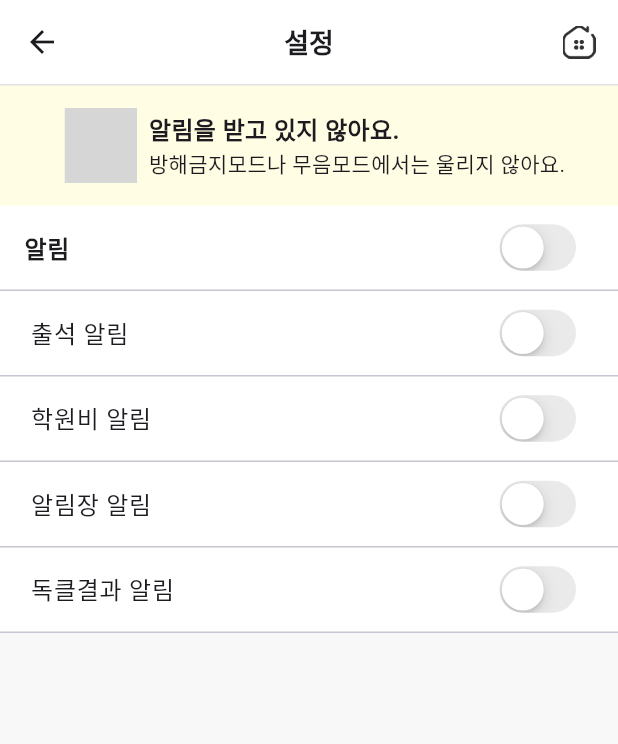
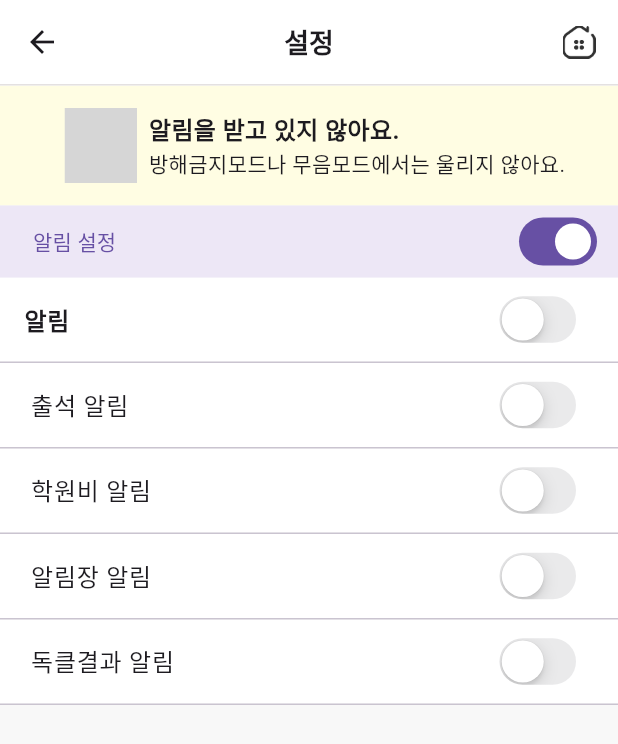
Before and after one commit to qndn3tp/HoHo_edu-App, a Flutter app: the SettingScreen screen opened directly, on a phone screen of 412 x 824 dp. Shown: the top 744 px of the screen. Run offline on Flutter 3.47's test engine with Material 3 defaults, Android fonts, the phone set to English and light mode, and no system bars; our stand-ins replace awesome_dialog, banner_carousel, connectivity_plus, eva_icons_flutter, flutter_dotenv, flutter_native_splash and 9 more; missing offline and left inert: flutter_animated_icons; accounts and stored records are empty; network calls fail; statements that could not run were skipped; grey boxes are pictures that could not be loaded.

Commit message:
Feat: Add notification request function after login

```diff
--- a/fe/lib/main.dart
+++ b/fe/lib/main.dart
@@ -6,8 +6,6 @@ import 'package:flutter_native_splash/flutter_native_splash.dart';
 import 'package:flutter_dotenv/flutter_dotenv.dart';
 import 'screens/login/login_screen.dart';
 import 'package:flutter/services.dart';
-
-////////////백업
 
 
 void main() async{
--- /dev/null
+++ b/fe/lib/screens/setting/notification_toggle.dart
@@ -0,0 +1,42 @@
+import 'package:flutter/material.dart';
+import 'package:permission_handler/permission_handler.dart';
+
+class ToggleButton extends StatefulWidget {
+  const ToggleButton({super.key});
+
+  @override
+  State<ToggleButton> createState() => _ToggleButtonState();
+}
+
+class _ToggleButtonState extends State<ToggleButton> {
+
+  late bool _isChecked = false; // Initialize _isChecked to false
+
+  @override
+  void initState() {
+    super.initState();
+    // Check notification permission on widget initialization
+    checkNotificationPermission();
+  }
+
+  Future<void> checkNotificationPermission() async {
+    PermissionStatus status = await Permission.notification.status;
+    setState(() {
+      _isChecked = status.isGranted;
+      print("알림권한$_isChecked");
+    });
+  }
+
+  @override
+  Widget build(BuildContext context) {
+    return Switch(
+      value: _isChecked,
+      onChanged: (value) {
+        setState(() {
+          openAppSettings();      // 앱 알림설정으로 이동
+          checkNotificationPermission();  // 알림설정에 따라 토글버튼의 상태 변경
+        });
+      },
+    );
+  }
+}
--- a/fe/lib/screens/setting/setting_notification_screen.dart
+++ b/fe/lib/screens/setting/setting_notification_screen.dart
@@ -1,11 +1,14 @@
 import 'package:flutter/cupertino.dart';
 import 'package:flutter/material.dart';
+import 'package:flutter_application/screens/setting/notification_toggle.dart';
 import 'package:flutter_application/widgets/app_bar.dart';
 import 'package:get/get.dart';
 import 'package:shared_preferences/shared_preferences.dart';
 import 'package:flutter_animated_icons/lottiefiles.dart';
 import 'package:lottie/lottie.dart';
 import '../../style.dart' as style;
+import 'package:permission_handler/permission_handler.dart';
+
 
 ////////////////////////
 //      설정 화면     //
@@ -92,6 +95,21 @@ class _SettingScreenState extends State<SettingScreen> with TickerProviderStateM
           children: [
             // 상단 알림 내용
             alarmContent(isAllButtonsUnchecked, bellController),
+            Container(
+              padding: const EdgeInsets.only(right: 10, left: 10),
+              width: double.infinity,
+              color: Colors.deepPurple[50],
+              child: Row(
+                mainAxisAlignment: MainAxisAlignment.spaceBetween,
+                children: [
+                  TextButton(
+                    onPressed: (){},
+                    child: const Text("알림 설정"),
+                  ),
+                  const ToggleButton()
+                ],
+              ),
+            ),
             // 알림  리스트
             Expanded(
                 child: ListView.builder(
--- a/fe/pubspec.yaml
+++ b/fe/pubspec.yaml
@@ -12,7 +12,6 @@ dependencies:
   http: ^1.2.1
   flutter_dotenv: ^5.0.2
   crypto: ^3.0.3
-
   connectivity_plus: ^5.0.2
   cupertino_icons: ^1.0.6
   flutter_native_splash: ^2.3.10
@@ -28,6 +27,8 @@ dependencies:
   flutter_animated_icons: ^1.0.1
   lottie: ^1.4.3
   eva_icons_flutter: ^3.1.0
+  firebase_messaging: ^14.7.21
+  permission_handler: ^11.3.1
 
 dev_dependencies:
   flutter_test:
```
Also changed, not shown: fe/lib/services/login/login_service.dart (+16 -0 lines).
